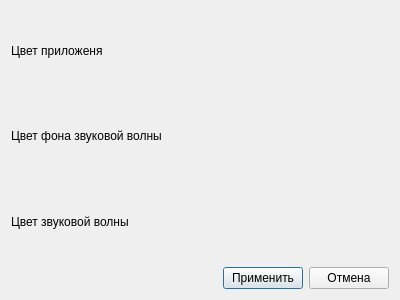
Above: preferencesDialog.ui from 1PixelDemon1/SpeechRecognizer before the change. Below: the same form after it.
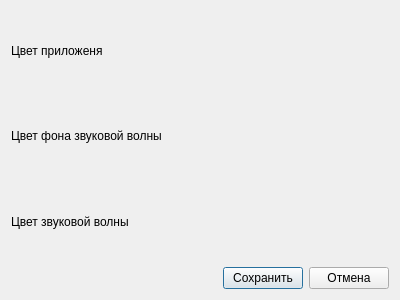
That is the form after the change.

Patch:
```diff
--- a/preferencesDialog.ui
+++ b/preferencesDialog.ui
@@ -163,7 +163,7 @@
        <item>
         <widget class="QPushButton" name="ok_button">
          <property name="text">
-          <string>Применить</string>
+          <string>Сохранить</string>
          </property>
         </widget>
        </item>
```
